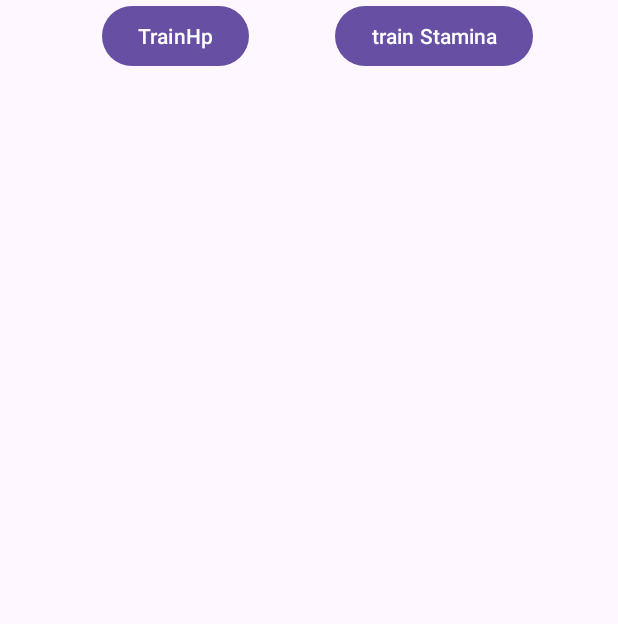
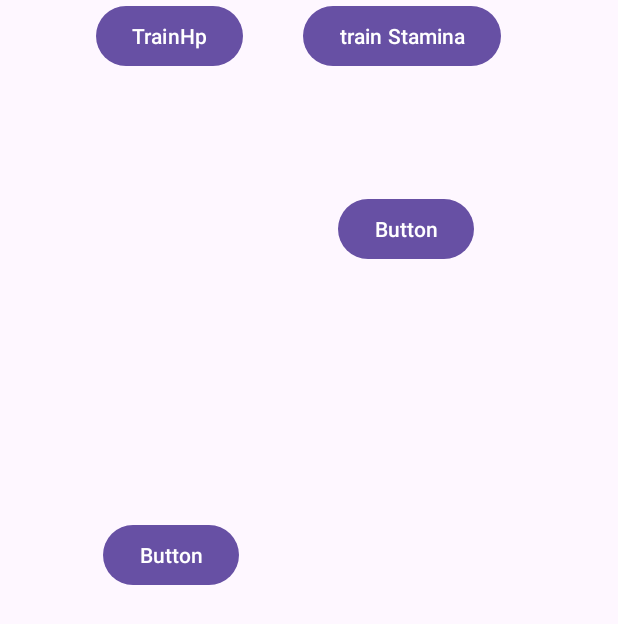
Before and after one commit to NNLisk/lutemonProject, an Android app: the Train screen opened directly, with no data from a screen before it, on a phone screen of 412 x 824 dp. Shown: the top 624 px of the screen. Run offline under Robolectric (Android 15) with nearby library versions, the phone set to English and light mode, and no system bars.

Commit message:
awesome new addition

```diff
--- a/app/src/main/java/com/example/lutemonnikomatei/GUI/Train.java
+++ b/app/src/main/java/com/example/lutemonnikomatei/GUI/Train.java
@@ -44,11 +44,13 @@ public void TrainLutemon()
 }
 public void TrainSpeed()
 {
-
+    int newSpeed = this.trainee.getSpeed() +10;
+    this.trainee.setMaxHp(newSpeed);
 }
 public void TrainStamina()
     {
-
+        int newStamina = this.trainee.getMaxStamina() +10;
+        this.trainee.setMaxHp(newStamina);
     }
 public void TrainHp()
 {
--- a/app/src/main/res/layout/activity_train.xml
+++ b/app/src/main/res/layout/activity_train.xml
@@ -11,7 +11,7 @@
         android:id="@+id/HpTrain"
         android:layout_width="wrap_content"
         android:layout_height="wrap_content"
-        android:layout_marginStart="68dp"
+        android:layout_marginStart="64dp"
         android:text="TrainHp"
         app:layout_constraintStart_toStartOf="parent"
         tools:layout_editor_absoluteY="464dp" />
@@ -22,6 +22,39 @@
         android:layout_height="wrap_content"
         android:text="train Stamina"
         app:layout_constraintEnd_toEndOf="parent"
+        app:layout_constraintHorizontal_bias="0.339"
         app:layout_constraintStart_toEndOf="@+id/HpTrain"
         tools:layout_editor_absoluteY="464dp" />
+
+    <Button
+        android:id="@+id/button"
+        android:layout_width="wrap_content"
+        android:layout_height="wrap_content"
+        android:layout_marginEnd="64dp"
+        android:text="Button"
+        app:layout_constraintBottom_toBottomOf="parent"
+        app:layout_constraintEnd_toStartOf="@+id/button2"
+        app:layout_constraintHorizontal_bias="0.969"
+        app:layout_constraintStart_toStartOf="parent"
+        app:layout_constraintTop_toBottomOf="@+id/HpTrain"
+        app:layout_constraintVertical_bias="0.409" />
+
+    <Button
+        android:id="@+id/button2"
+        android:layout_width="wrap_content"
+        android:layout_height="wrap_content"
+        android:layout_marginTop="68dp"
+        android:layout_marginEnd="96dp"
+        android:text="Button"
+        app:layout_constraintBottom_toBottomOf="parent"
+        app:layout_constraintEnd_toEndOf="parent"
+        app:layout_constraintTop_toBottomOf="@+id/button3"
+        app:layout_constraintVertical_bias="0.019" />
+
+    <androidx.recyclerview.widget.RecyclerView
+        android:layout_width="408dp"
+        android:layout_height="381dp"
+        app:layout_constraintEnd_toEndOf="parent"
+        app:layout_constraintStart_toStartOf="parent"
+        tools:layout_editor_absoluteY="1dp" />
 </androidx.constraintlayout.widget.ConstraintLayout>
```
